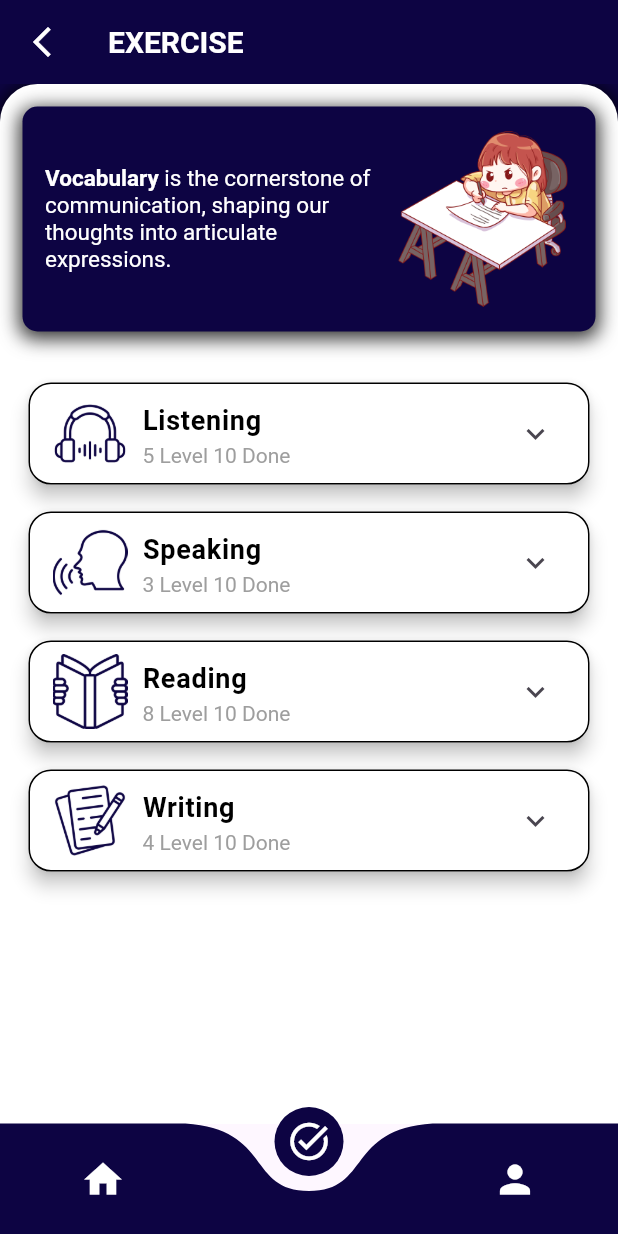
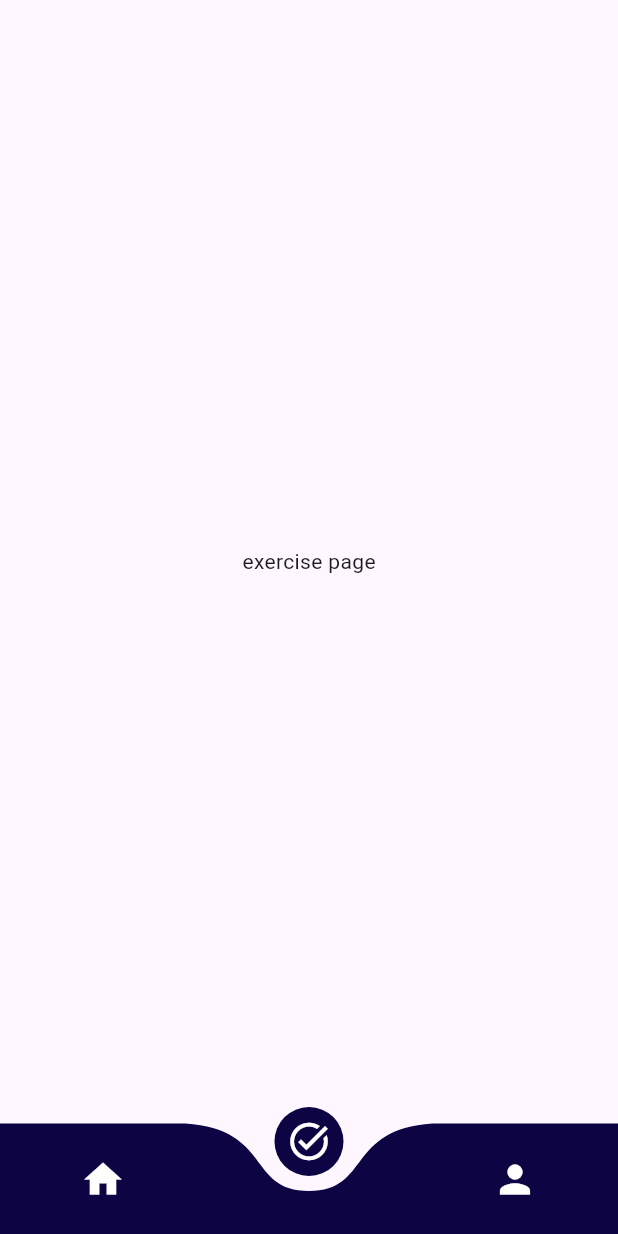
Before and after one commit to andraalayubi/learn-toefl-fork, a Flutter app: the screen it shows after launch, item 2 of the bottom bar chosen, on a phone screen of 412 x 824 dp. Run offline on Flutter 3.47's test engine with Material 3 defaults, Android fonts, the phone set to English and light mode, and no system bars; drawn by our look-alikes of curved_navigation_bar; our stand-ins replace audioplayers, google_fonts, sqflite, youtube_player_flutter; accounts and stored records are empty.

Commit message:
exercise semangat

```diff
--- a/lib/pages/exercise.dart
+++ /dev/null
@@ -1,299 +0,0 @@
-import 'package:flutter/material.dart';
-import 'package:learn_toefl/screens/exercise_question_answer.dart';
-
-class Exercise extends StatefulWidget {
-  const Exercise({Key? key}) : super(key: key);
-
-  @override
-  _Exercise createState() => _Exercise();
-}
-
-class _Exercise extends State<Exercise> {
-  @override
-  Widget build(BuildContext context) {
-    final screenHeight = MediaQuery.of(context).size.height;
-    final containerWidth = MediaQuery.of(context).size.width - 30;
-
-    return Scaffold(
-      appBar: AppBar(
-        title: const Text(
-          "EXERCISE",
-          style: TextStyle(
-            color: Colors.white,
-            fontSize: 20,
-            fontWeight: FontWeight.bold,
-          ),
-        ),
-        backgroundColor: const Color(0xFF0D0443),
-        leading: IconButton(
-          icon: const Icon(Icons.arrow_back_ios_new, color: Colors.white),
-          onPressed: () {
-            Navigator.pop(context);
-          },
-        ),
-      ),
-      backgroundColor: const Color(0xFF0D0443),
-      body: SingleChildScrollView(
-        child: Container(
-          constraints: BoxConstraints(
-            minHeight: screenHeight, // Menutupi seluruh tinggi layar
-          ),
-          decoration: BoxDecoration(
-            color: Colors.white,
-            borderRadius: const BorderRadius.only(
-              topLeft: Radius.circular(25),
-              topRight: Radius.circular(25),
-            ),
-            boxShadow: [
-              BoxShadow(
-                color: Colors.black.withOpacity(0.9),
-                spreadRadius: 2,
-                blurRadius: 10,
-                offset: const Offset(0, 3),
-              ),
-            ],
-          ),
-          padding: const EdgeInsets.all(15),
-          child: Column(
-            children: [
-              _buildHeader(containerWidth),
-              const SizedBox(height: 30),
-              _buildExerciseMenu(),
-            ],
-          ),
-        ),
-      ),
-    );
-  }
-
-  Widget _buildHeader(double containerWidth) {
-    return Container(
-      decoration: BoxDecoration(
-        color: const Color(0xFF0D0443),
-        borderRadius: BorderRadius.circular(10),
-        boxShadow: [
-          BoxShadow(
-            color: Colors.black.withOpacity(0.8),
-            spreadRadius: 2,
-            blurRadius: 10,
-            offset: const Offset(0, 3),
-          ),
-        ],
-      ),
-      padding: const EdgeInsets.all(15),
-      child: Row(
-        children: [
-          Expanded(
-            child: RichText(
-              text: TextSpan(
-                style: const TextStyle(
-                  fontSize: 15,
-                  color: Colors.white,
-                ),
-                children: [
-                  TextSpan(
-                    text: "Vocabulary",
-                    style: const TextStyle(
-                      fontWeight: FontWeight.bold,
-                    ),
-                  ),
-                  TextSpan(
-                    text:
-                        " is the cornerstone of communication, shaping our thoughts into articulate expressions.",
-                  ),
-                ],
-              ),
-            ),
-          ),
-          Image.asset(
-            'assets/images/writing.png',
-            width: 120,
-            height: 120,
-            fit: BoxFit.cover,
-          ),
-        ],
-      ),
-    );
-  }
-
-  Widget _buildExerciseMenu() {
-    return Column(
-      children: [
-        _buildMenuItem(
-          "Listening",
-          'assets/images/music.png',
-          [
-            "Level 1\n10 Questions",
-            "Level 2\n10 Questions",
-            "Level 3\n10 Questions",
-            "Level 4\n10 Questions",
-            "Level 5\n10 Questions",
-          ],
-          5,
-          10,
-        ),
-        const SizedBox(height: 10),
-        _buildMenuItem(
-          "Speaking",
-          'assets/images/speaking.png',
-          [
-            "Level 1\n10 Questions",
-            "Level 2\n10 Questions",
-            "Level 3\n10 Questions",
-            "Level 4\n10 Questions",
-            "Level 5\n10 Questions",
-          ],
-          3,
-          10,
-        ),
-        const SizedBox(height: 10),
-        _buildMenuItem(
-          "Reading",
-          'assets/images/open-book.png',
-          [
-            "Level 1\n10 Questions",
-            "Level 2\n10 Questions",
-            "Level 3\n10 Questions",
-            "Level 4\n10 Questions",
-            "Level 5\n10 Questions",
-          ],
-          8,
-          10,
-        ),
-        const SizedBox(height: 10),
-        _buildMenuItem(
-          "Writing",
-          'assets/images/copy-writing.png',
-          [
-            "Level 1\n10 Questions",
-            "Level 2\n10 Questions",
-            "Level 3\n10 Questions",
-            "Level 4\n10 Questions",
-            "Level 5\n10 Questions",
-          ],
-          4,
-          10,
-        ),
-      ],
-    );
-  }
-
-  Widget _buildMenuItem(
-    String title,
-    String imagePath,
-    List<String> levels,
-    int levelDone,
-    int totalLevels,
-  ) {
-    return Card(
-      shape: RoundedRectangleBorder(
-        borderRadius: BorderRadius.circular(15),
-        side: const BorderSide(
-          color: Colors.black,
-          width: 1,
-        ),
-      ),
-      elevation: 5,
-      color: Colors.white,
-      child: ExpansionTile(
-        title: Row(
-          children: [
-            Image.asset(
-              imagePath,
-              width: 50,
-              height: 50,
-              fit: BoxFit.cover,
-            ),
-            const SizedBox(width: 10),
-            Expanded(
-              child: Column(
-                crossAxisAlignment: CrossAxisAlignment.start,
-                children: [
-                  Text(
-                    title,
-                    style: const TextStyle(
-                      fontSize: 18,
-                      fontWeight: FontWeight.bold,
-                      color: Colors.black,
-                    ),
-                  ),
-                  const SizedBox(height: 2),
-                  RichText(
-                    text: TextSpan(
-                      style: const TextStyle(
-                        fontSize: 14,
-                        color: Colors.grey,
-                      ),
-                      children: [
-                        TextSpan(text: '$levelDone Level $totalLevels Done'),
-                        TextSpan(
-                          style: const TextStyle(
-                            fontWeight: FontWeight.bold,
-                          ),
-                        ),
-                      ],
-                    ),
-                  ),
-                ],
-              ),
-            ),
-          ],
-        ),
-        children: levels.map((level) {
-          final parts = level.split('\n');
-          return ListTile(
-            title: Column(
-              crossAxisAlignment: CrossAxisAlignment.start,
-              children: [
-                Text(
-                  parts[0], // "Level 1"
-                  style: const TextStyle(
-                    fontSize: 16,
-                    fontWeight: FontWeight.bold,
-                  ),
-                ),
-                Text(
-                  parts[1], // "10 Questions"
-                  style: const TextStyle(
-                    fontSize: 12,
-                    color: Colors.grey,
-                  ),
-                ),
-              ],
-            ),
-            trailing: Container(
-              width: 58,
-              padding: const EdgeInsets.symmetric(horizontal: 16, vertical: 6),
-              decoration: BoxDecoration(
-                color: const Color.fromARGB(255, 24, 11, 70),
-                borderRadius: BorderRadius.circular(14),
-              ),
-              child: Text(
-                '0%', // Skor contoh
-                textAlign: TextAlign.center,
-                style: const TextStyle(
-                  fontSize: 9,
-                  color: Colors.white,
-                ),
-              ),
-            ),
-            onTap: () {
-              Navigator.push(
-                context,
-                MaterialPageRoute(
-                  builder: (context) =>
-                      ExerciseQuestionAnswer(), // Pastikan ini valid
-                ),
-              );
-            },
-          );
-        }).toList(),
-      ),
-    );
-  }
-
-  // Periksa apakah ini benar-benar diperlukan
-  Widget exerciseQuestionAnswerWidget() {
-    return ExerciseQuestionAnswer(); // Pastikan ini benar
-  }
-}
--- /dev/null
+++ b/lib/pages/exercise/exercise_page.dart
@@ -0,0 +1,17 @@
+import 'package:flutter/material.dart';
+
+class ExercisePage extends StatefulWidget {
+  const ExercisePage({super.key});
+
+  @override
+  State<ExercisePage> createState() => _ExercisePageState();
+}
+
+class _ExercisePageState extends State<ExercisePage> {
+  @override
+  Widget build(BuildContext context) {
+    return const Center(
+      child: Text('exercise page'),
+    );
+  }
+}
--- a/lib/widget/bottom_navigation.dart
+++ b/lib/widget/bottom_navigation.dart
@@ -1,6 +1,6 @@
 import 'package:curved_navigation_bar/curved_navigation_bar.dart';
 import 'package:flutter/material.dart';
-import 'package:learn_toefl/pages/exercise.dart';
+import 'package:learn_toefl/pages/exercise/exercise_page.dart';
 import 'package:learn_toefl/pages/home/home_page.dart';
 import 'package:learn_toefl/pages/profile.dart';
 import 'package:learn_toefl/utilities.dart';
@@ -17,7 +17,7 @@ class _BottomNavigationState extends State<BottomNavigation> {
 
     final List<Widget> _pages = const [
       HomePage(),
-      Exercise(),
+      ExercisePage(),
       ProfilPage(),
     ];
 
```
Also changed, not shown: lib/pages/exercise_question_answer.dart (deleted, +0 -146 lines).
